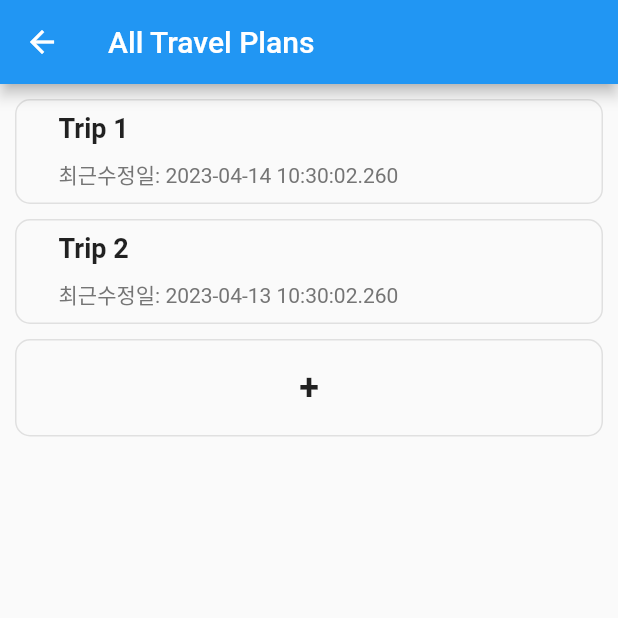
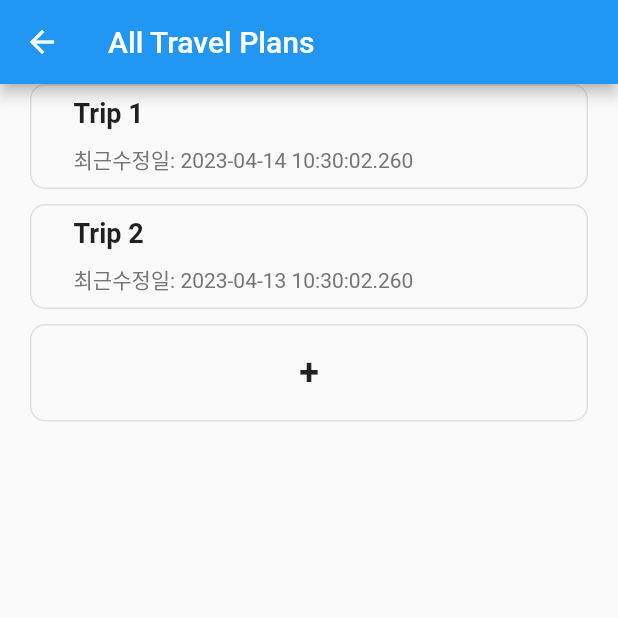
Before and after one commit to kookmin-sw/capstone-2023-32, a Flutter app: the TripPage screen opened directly, after a tap on "더보기", on a phone screen of 412 x 824 dp, the top half of it. Run offline on Flutter 3.47's test engine with Material 2 defaults, Android fonts, the phone set to English and light mode, and no system bars; our stand-ins replace flutter_svg, image_picker; missing offline and left inert: flutter_email_sender; network calls fail.

Commit message:
Refactor [FE change SingleScroll]

```diff
--- a/frontend/lib/pages/Trip.dart
+++ b/frontend/lib/pages/Trip.dart
@@ -32,11 +32,8 @@ class _TripPageState extends State<TripPage> {
               ),
             ),
             const SizedBox(height: 20),
-            const SizedBox(
-              height: 240, // Set a fixed height for the list
-              child: MyTravelList(),
-            ),
-            const SizedBox(height: 20),
+            MyTravelList(),
+            const SizedBox(height: 15),
             Padding(
               padding: const EdgeInsets.only(left: 20.0, right: 20.0),
               child: ElevatedButton(
@@ -44,9 +41,9 @@ class _TripPageState extends State<TripPage> {
                     backgroundColor: signatureColor,
                     fixedSize: const Size.fromHeight(50)),
                 onPressed: () {
-                  print('I need to use AI...');
+                  print('이거 어케하징');
                 },
-                child: const Row(
+                child:  Row(
                   mainAxisAlignment: MainAxisAlignment.center,
                   children: [
                     Icon(Icons.smart_toy, size: 18),
@@ -62,7 +59,7 @@ class _TripPageState extends State<TripPage> {
             const SizedBox(height: 20),
             Container(
               padding: const EdgeInsets.only(
-                top: 30.0,
+                top: 15.0,
                 left: 20.0,
                 right: 20.0,
                 bottom: 20.0,
@@ -76,13 +73,14 @@ class _TripPageState extends State<TripPage> {
                 ],
               ),
             ),
-            const SizedBox(height: 300, child: HeartList()),
+            HeartList(),
           ],
         ),
       ),
     );
   }
 }
+
 
 class Travel {
   final String title;
@@ -105,14 +103,14 @@ class MyTravelList extends StatelessWidget {
           lastModifiedDate: DateTime.now().subtract(const Duration(days: 1))),
     ];
 
-    return ListView.builder(
-      padding: const EdgeInsets.all(10),
-      itemCount: travels.length < 3 ? travels.length + 1 : 3,
-      itemBuilder: (BuildContext context, int index) {
-        // 3개 까지만 표시 그 이후에는 최근 3개만
+    return Column(
+      crossAxisAlignment: CrossAxisAlignment.stretch,
+      children: List.generate(
+          travels.length < 3 ? travels.length + 1 : 3,
+              (index) {
             if ((showAll || index < 3) && index < travels.length) {
               return Padding(
-            padding: const EdgeInsets.only(bottom: 10),
+                padding: const EdgeInsets.only(left: 20.0, right:20.0, bottom: 10.0),
                 child: InkWell(
                   onTap: () {
                     Navigator.push(
@@ -155,7 +153,9 @@ class MyTravelList extends StatelessWidget {
                 ),
               );
             } else if (travels.length < 3) {
-          return InkWell(
+              return Padding(
+                padding: const EdgeInsets.only(left: 20.0, right:20.0, bottom: 10.0),
+                child: InkWell(
                   onTap: () {
                     Navigator.push(
                       context,
@@ -176,14 +176,16 @@ class MyTravelList extends StatelessWidget {
                       ),
                     ),
                   ),
+                ),
               );
             } else {
               return const SizedBox.shrink();
             }
-      },
+          }),
     );
   }
 }
+
 
 class HeartList extends StatefulWidget {
   const HeartList({Key? key}) : super(key: key);
@@ -195,10 +197,11 @@ class HeartList extends StatefulWidget {
 class _HeartListState extends State<HeartList> {
   @override
   Widget build(BuildContext context) {
-    return ListView.builder(
-      itemCount: data.where((post) => post.heart).length,
-      itemBuilder: (context, index) {
     final filteredData = data.where((post) => post.heart).toList();
+
+    return Column(
+      crossAxisAlignment: CrossAxisAlignment.stretch,
+      children: List.generate(filteredData.length, (index) {
         return InkWell(
           onTap: () {
             Navigator.push(
@@ -216,11 +219,14 @@ class _HeartListState extends State<HeartList> {
               children: [
                 Stack(
                   children: [
-                    Image.network(
+                    ClipRRect(
+                      borderRadius: BorderRadius.circular(10.0),
+                      child: Image.network(
                         filteredData[index].imageUrl,
                         width: double.infinity,
                         height: 200,
                         fit: BoxFit.cover,
+                      ),
                     ),
                     Positioned(
                       top: 5,
@@ -239,7 +245,7 @@ class _HeartListState extends State<HeartList> {
                         constraints: const BoxConstraints(),
                         icon: const Icon(
                           Icons.favorite,
-                          color: Colors.red,
+                          color: Color(0xffFA6D6D),
                         ),
                       ),
                     ),
@@ -259,11 +265,11 @@ class _HeartListState extends State<HeartList> {
                       .map((tag) => Chip(
                     label: Text(
                       tag,
-                              style: const TextStyle(color: Colors.blue),
+                      style: const TextStyle(color: Color(0xff6DA5FA)),
                     ),
                     backgroundColor: Colors.transparent,
                     side:
-                                const BorderSide(color: Colors.blue, width: 1),
+                    const BorderSide(color: Color(0xff6DA5FA), width: 1),
                   ))
                       .toList(),
                 ),
@@ -271,10 +277,11 @@ class _HeartListState extends State<HeartList> {
             ),
           ),
         );
-      },
+      }),
     );
   }
 }
+
 
 // 새 여행 만들기 페이지 (임시)
 class NewTravelPlanPage extends StatelessWidget {
```
Lines whose indentation alone changed are shown as unchanged.
